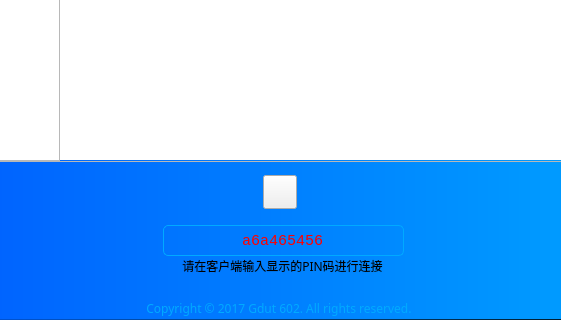
This is KinectServer/KinectServer.ui in jammgit/KinectServer as Qt 5 draws it before an edit; both pictures show x 158 to 719 and y 235 to 555 of the 878 by 555 pixel window. The edited form follows.
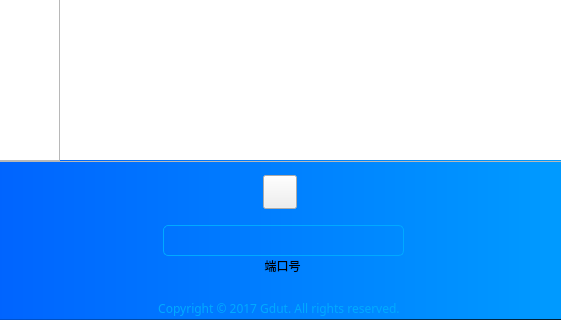
This is the edited form. Icons and pictures are not drawn.

```diff
--- a/KinectServer/KinectServer.ui
+++ b/KinectServer/KinectServer.ui
@@ -372,7 +372,7 @@
      <string/>
     </property>
     <property name="text">
-     <string>a6a465456</string>
+     <string/>
     </property>
     <property name="alignment">
      <set>Qt::AlignCenter</set>
@@ -401,7 +401,7 @@
      <string notr="true"/>
     </property>
     <property name="text">
-     <string>请在客户端输入显示的PIN码进行连接</string>
+     <string>端口号</string>
     </property>
     <property name="alignment">
      <set>Qt::AlignCenter</set>
@@ -427,7 +427,7 @@
 </string>
     </property>
     <property name="text">
-     <string>Copyright © 2017 Gdut 602. All rights reserved. </string>
+     <string>Copyright © 2017 Gdut. All rights reserved. </string>
     </property>
     <property name="alignment">
      <set>Qt::AlignCenter</set>
```
